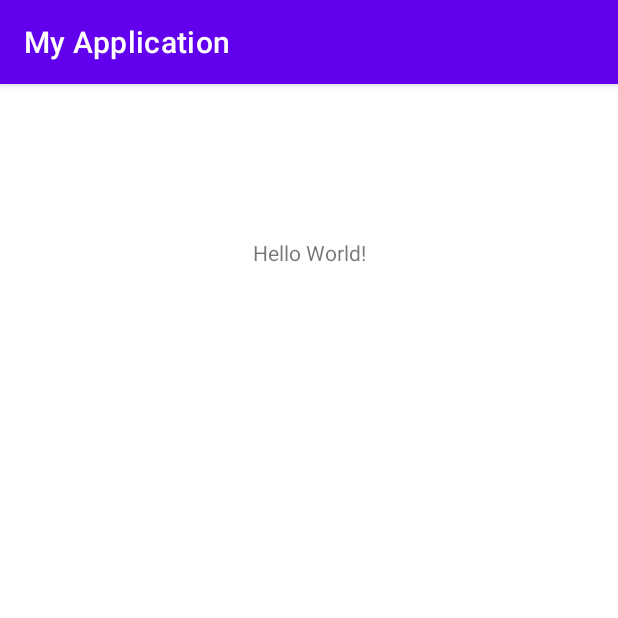
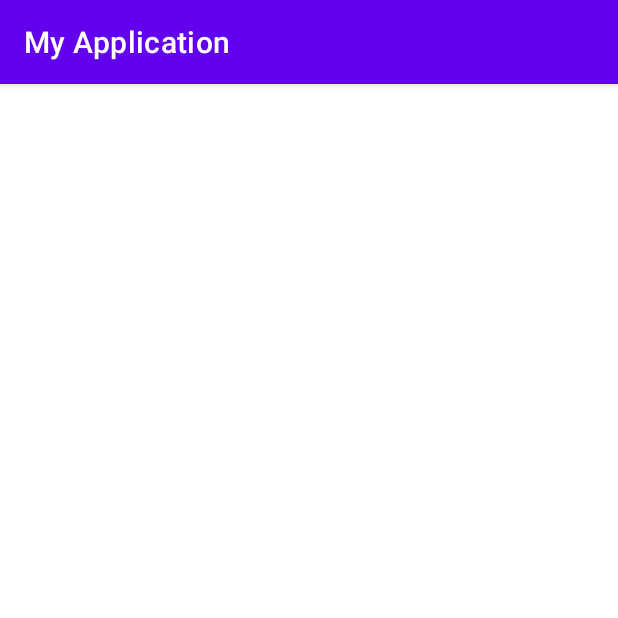
Before and after one commit to aleksei-sushkevich/My-application, an Android app: the screen it shows after launch (MainActivity), on a phone screen of 412 x 824 dp, the top half of it. Run offline under Robolectric (Android 15) with nearby library versions, the phone set to English and light mode, and no system bars.

Commit message:
third commit

```diff
--- a/app/src/main/res/layout/activity_main.xml
+++ b/app/src/main/res/layout/activity_main.xml
@@ -4,16 +4,4 @@
     xmlns:tools="http://schemas.android.com/tools"
     android:layout_width="match_parent"
     android:layout_height="match_parent"
-    tools:context=".MainActivity">
-
-    <TextView
-        android:layout_width="wrap_content"
-        android:layout_height="wrap_content"
-        android:text="Hello World!"
-        app:layout_constraintBottom_toBottomOf="parent"
-        app:layout_constraintEnd_toEndOf="parent"
-        app:layout_constraintStart_toStartOf="parent"
-        app:layout_constraintTop_toTopOf="parent"
-        app:layout_constraintVertical_bias="0.137" />
-
-</androidx.constraintlayout.widget.ConstraintLayout>
+    tools:context=".MainActivity"/>
```
